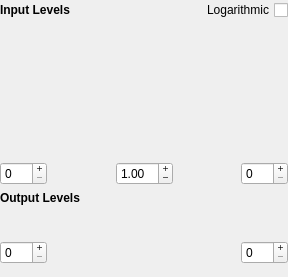
KDE/krita, file krita/plugins/filters/levelfilter/wdg_level.ui: the form before one commit.
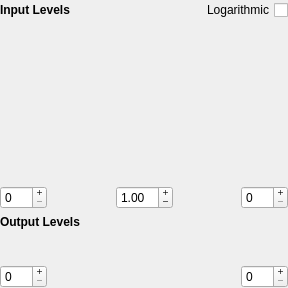
The form after the commit. Custom widgets are drawn as their Qt base class.

Commit message:
Clean up the layout of the filter settings pages
Patch by Ghevan
CCMAIL:ghevan@gmail.com

Diff of the .ui file:
```diff
--- a/krita/plugins/filters/levelfilter/wdg_level.ui
+++ b/krita/plugins/filters/levelfilter/wdg_level.ui
@@ -7,7 +7,7 @@
     <x>0</x>
     <y>0</y>
     <width>288</width>
-    <height>277</height>
+    <height>288</height>
    </rect>
   </property>
   <property name="sizePolicy">
@@ -31,37 +31,12 @@
   <property name="windowTitle">
    <string>Levels</string>
   </property>
-  <layout class="QGridLayout">
+  <layout class="QGridLayout" rowstretch="0,2,0,0,0,0,0,0,0,0">
    <property name="margin">
     <number>0</number>
    </property>
-   <item row="2" column="0">
-    <widget class="QLabel" name="histview">
-     <property name="minimumSize">
-      <size>
-       <width>100</width>
-       <height>100</height>
-      </size>
-     </property>
-     <property name="maximumSize">
-      <size>
-       <width>16777215</width>
-       <height>300</height>
-      </size>
-     </property>
-     <property name="scaledContents">
-      <bool>true</bool>
-     </property>
-     <property name="wordWrap">
-      <bool>false</bool>
-     </property>
-     <property name="margin">
-      <number>5</number>
-     </property>
-    </widget>
-   </item>
-   <item row="3" column="0">
-    <widget class="KisGradientSlider" name="ingradient" native="true">
+   <item row="8" column="0">
+    <widget class="KisGradientSlider" name="outgradient" native="true">
      <property name="minimumSize">
       <size>
        <width>256</width>
@@ -70,7 +45,63 @@
      </property>
     </widget>
    </item>
-   <item row="4" column="0">
+   <item row="9" column="0">
+    <layout class="QHBoxLayout">
+     <item>
+      <widget class="QSpinBox" name="outblackspin">
+       <property name="buttonSymbols">
+        <enum>QAbstractSpinBox::PlusMinus</enum>
+       </property>
+       <property name="maximum">
+        <number>255</number>
+       </property>
+      </widget>
+     </item>
+     <item>
+      <spacer name="spacer3">
+       <property name="orientation">
+        <enum>Qt::Horizontal</enum>
+       </property>
+       <property name="sizeType">
+        <enum>QSizePolicy::MinimumExpanding</enum>
+       </property>
+       <property name="sizeHint" stdset="0">
+        <size>
+         <width>50</width>
+         <height>20</height>
+        </size>
+       </property>
+      </spacer>
+     </item>
+     <item>
+      <widget class="QSpinBox" name="outwhitespin">
+       <property name="buttonSymbols">
+        <enum>QAbstractSpinBox::PlusMinus</enum>
+       </property>
+       <property name="maximum">
+        <number>255</number>
+       </property>
+      </widget>
+     </item>
+    </layout>
+   </item>
+   <item row="6" column="0">
+    <spacer name="verticalSpacer">
+     <property name="orientation">
+      <enum>Qt::Vertical</enum>
+     </property>
+     <property name="sizeType">
+      <enum>QSizePolicy::Fixed</enum>
+     </property>
+     <property name="sizeHint" stdset="0">
+      <size>
+       <width>0</width>
+       <height>0</height>
+      </size>
+     </property>
+    </spacer>
+   </item>
+   <item row="5" column="0">
     <layout class="QHBoxLayout">
      <item>
       <widget class="QSpinBox" name="blackspin">
@@ -145,7 +176,7 @@
      </item>
     </layout>
    </item>
-   <item row="6" column="0">
+   <item row="7" column="0">
     <widget class="QLabel" name="textLabel3">
      <property name="text">
       <string>&lt;b&gt;Output Levels&lt;/b&gt;</string>
@@ -155,8 +186,8 @@
      </property>
     </widget>
    </item>
-   <item row="7" column="0">
-    <widget class="KisGradientSlider" name="outgradient" native="true">
+   <item row="4" column="0">
+    <widget class="KisGradientSlider" name="ingradient" native="true">
      <property name="minimumSize">
       <size>
        <width>256</width>
@@ -165,78 +196,6 @@
      </property>
     </widget>
    </item>
-   <item row="8" column="0">
-    <layout class="QHBoxLayout">
-     <item>
-      <widget class="QSpinBox" name="outblackspin">
-       <property name="buttonSymbols">
-        <enum>QAbstractSpinBox::PlusMinus</enum>
-       </property>
-       <property name="maximum">
-        <number>255</number>
-       </property>
-      </widget>
-     </item>
-     <item>
-      <spacer name="spacer3">
-       <property name="orientation">
-        <enum>Qt::Horizontal</enum>
-       </property>
-       <property name="sizeType">
-        <enum>QSizePolicy::MinimumExpanding</enum>
-       </property>
-       <property name="sizeHint" stdset="0">
-        <size>
-         <width>50</width>
-         <height>20</height>
-        </size>
-       </property>
-      </spacer>
-     </item>
-     <item>
-      <widget class="QSpinBox" name="outwhitespin">
-       <property name="buttonSymbols">
-        <enum>QAbstractSpinBox::PlusMinus</enum>
-       </property>
-       <property name="maximum">
-        <number>255</number>
-       </property>
-      </widget>
-     </item>
-    </layout>
-   </item>
-   <item row="9" column="0">
-    <spacer name="spacer6_2">
-     <property name="orientation">
-      <enum>Qt::Vertical</enum>
-     </property>
-     <property name="sizeType">
-      <enum>QSizePolicy::Expanding</enum>
-     </property>
-     <property name="sizeHint" stdset="0">
-      <size>
-       <width>0</width>
-       <height>0</height>
-      </size>
-     </property>
-    </spacer>
-   </item>
-   <item row="5" column="0">
-    <spacer name="verticalSpacer">
-     <property name="orientation">
-      <enum>Qt::Vertical</enum>
-     </property>
-     <property name="sizeType">
-      <enum>QSizePolicy::Fixed</enum>
-     </property>
-     <property name="sizeHint" stdset="0">
-      <size>
-       <width>0</width>
-       <height>0</height>
-      </size>
-     </property>
-    </spacer>
-   </item>
    <item row="0" column="0">
     <layout class="QHBoxLayout" name="horizontalLayout">
      <item>
@@ -261,6 +220,53 @@
      </item>
     </layout>
    </item>
+   <item row="1" column="0" rowspan="2">
+    <layout class="QHBoxLayout" name="horizontalLayout_2">
+     <property name="spacing">
+      <number>0</number>
+     </property>
+     <property name="leftMargin">
+      <number>5</number>
+     </property>
+     <property name="rightMargin">
+      <number>5</number>
+     </property>
+     <item>
+      <widget class="QLabel" name="histview">
+       <property name="minimumSize">
+        <size>
+         <width>200</width>
+         <height>100</height>
+        </size>
+       </property>
+       <property name="maximumSize">
+        <size>
+         <width>16777215</width>
+         <height>300</height>
+        </size>
+       </property>
+       <property name="lineWidth">
+        <number>0</number>
+       </property>
+       <property name="scaledContents">
+        <bool>true</bool>
+       </property>
+       <property name="alignment">
+        <set>Qt::AlignJustify|Qt::AlignVCenter</set>
+       </property>
+       <property name="wordWrap">
+        <bool>false</bool>
+       </property>
+       <property name="margin">
+        <number>0</number>
+       </property>
+       <property name="indent">
+        <number>-1</number>
+       </property>
+      </widget>
+     </item>
+    </layout>
+   </item>
   </layout>
  </widget>
  <customwidgets>
```
The commit also changes 27 other files.
